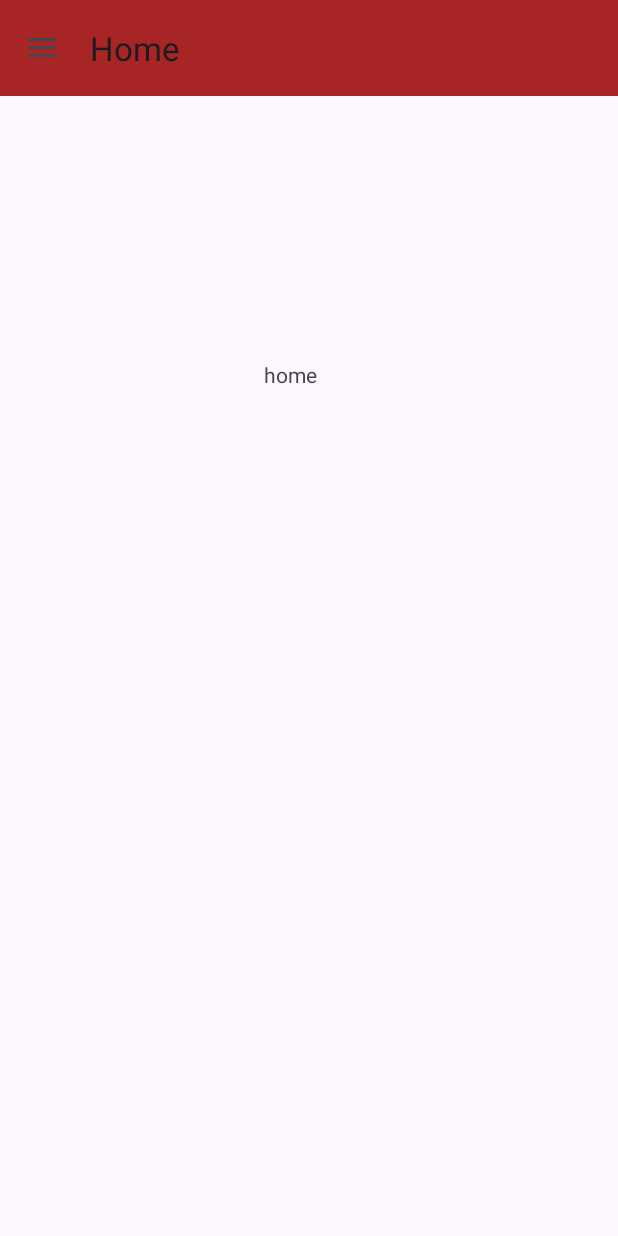
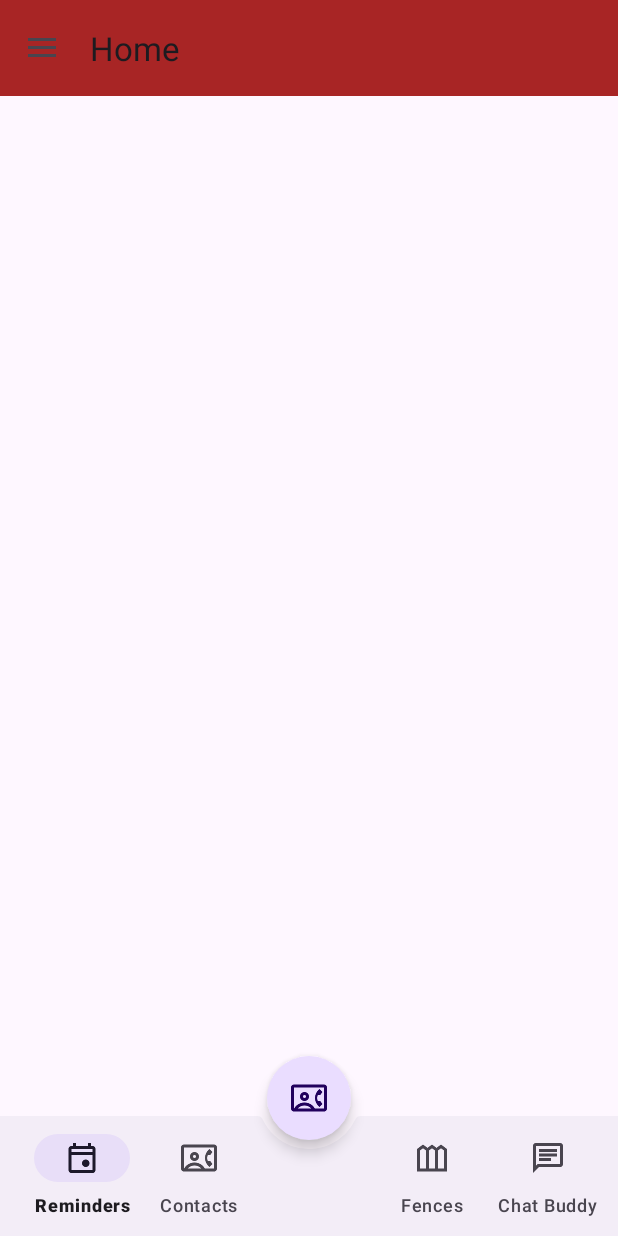
Before and after one commit to Seranie/MindCare, an Android app: the Home screen opened directly, with no data from a screen before it, on a phone screen of 412 x 824 dp. Run offline under Robolectric (Android 15) with nearby library versions, the phone set to English and light mode, and no system bars; our stand-ins replace navigation-ui; 4 statements that could not run were skipped.

Commit message:
HOW ABOUT I JUST MAKE FLAT LAYOUTS MAN

```diff
--- a/app/src/main/java/com/example/tutorial_menu/GuideTab.java
+++ b/app/src/main/java/com/example/tutorial_menu/GuideTab.java
@@ -21,8 +21,7 @@ public class GuideTab extends Fragment {
 
     @Override
     public View onCreateView(LayoutInflater inflater, ViewGroup container, Bundle savedInstanceState){
-        view = inflater.inflate(R.layout.guide_tab, container, false);
-        return view;
+        return inflater.inflate(R.layout.guide_tab, container, false);
     }
 
     @Override
--- a/app/src/main/java/com/example/tutorial_menu/Home.java
+++ b/app/src/main/java/com/example/tutorial_menu/Home.java
@@ -1,9 +1,57 @@
 package com.example.tutorial_menu;
 
+import android.os.Bundle;
+import android.view.LayoutInflater;
+import android.view.View;
+import android.view.ViewGroup;
+
+import androidx.annotation.NonNull;
+import androidx.annotation.Nullable;
 import androidx.fragment.app.Fragment;
+import androidx.recyclerview.widget.LinearLayoutManager;
+import androidx.recyclerview.widget.RecyclerView;
+
+import java.util.ArrayList;
+import java.util.List;
+
+
+
 //TODO change to appropriate tool instead of a generic home
-public class Home extends Fragment {
-    public Home(){
-        super(R.layout.home);
+public class Home extends Fragment{
+    private List<RemindersGroupItem> remindersGroupItems;
+    RecyclerView reminderItemsRecyclerView;
+
+    @Nullable
+    @Override
+    public View onCreateView(@NonNull LayoutInflater inflater, @Nullable ViewGroup container, @Nullable Bundle savedInstanceState) {
+        return inflater.inflate(R.layout.home, container,false);
+    }
+
+    @Override
+    public void onViewCreated(@NonNull View view, @Nullable Bundle savedInstanceState) {
+        super.onViewCreated(view, savedInstanceState);
+        RecyclerView groupItemsRecyclerView = view.findViewById(R.id.reminders_group_recyclerview);
+        RecyclerView reminderItemsRecyclerView = view.findViewById(R.id.reminders_reminder_recyclerview);
+
+        //TODO will eventually change to using data dynamically called from user account's data in database
+        remindersGroupItems = new ArrayList<>();
+        RemindersReminderItem remindersReminderItem = new RemindersReminderItem();
+        remindersReminderItem.setTitle("Do something");
+        remindersReminderItem.setNote("On someday");
+        //TODO groups will also have data dynamically called from database
+        remindersGroupItems.add(new RemindersGroupItem(
+                R.drawable.chat_buddy_icon,
+                R.string.reminders_group_name
+        ));
+
+        List<RemindersReminderItem> remindersReminderItems = new ArrayList<>();
+        remindersReminderItems.add(remindersReminderItem);
+
+        groupItemsRecyclerView.setAdapter(new RemindersGroupAdapter(remindersGroupItems));
+        groupItemsRecyclerView.setLayoutManager(new LinearLayoutManager(getContext(), LinearLayoutManager.HORIZONTAL, false));
+
+        RemindersReminderAdapter remindersReminderAdapter = new RemindersReminderAdapter(remindersReminderItems);
+        reminderItemsRecyclerView.setAdapter(remindersReminderAdapter);
+        reminderItemsRecyclerView.setLayoutManager(new LinearLayoutManager(getContext()));
     }
 }
--- /dev/null
+++ b/app/src/main/java/com/example/tutorial_menu/RemindersGroupItem.java
@@ -0,0 +1,40 @@
+package com.example.tutorial_menu;
+
+import java.util.List;
+
+public class RemindersGroupItem {
+    //TODO incomplete class, carrys data of each group in the reminders tab
+    private int mImageSource;
+    private int mNameSource;
+    private List<RemindersReminderItem> mRemindersReminderItems;
+
+    public RemindersGroupItem(int imageSource, int nameSource){
+        this.mImageSource = imageSource;
+        this.mNameSource = nameSource;
+    }
+
+
+    public int getNameSource() {
+        return mNameSource;
+    }
+
+    public void setNameSource(int mNameSource) {
+        this.mNameSource = mNameSource;
+    }
+
+    public int getImageSource() {
+        return mImageSource;
+    }
+
+    public void setImageSource(int mImageSource) {
+        this.mImageSource = mImageSource;
+    }
+
+    public List<RemindersReminderItem> getRemindersReminderItems() {
+        return mRemindersReminderItems;
+    }
+
+    public void setRemindersReminderItems(RemindersReminderItem remindersReminderItems) {
+        this.mRemindersReminderItems.add(remindersReminderItems);
+    }
+}
--- /dev/null
+++ b/app/src/main/java/com/example/tutorial_menu/RemindersReminderItem.java
@@ -0,0 +1,28 @@
+package com.example.tutorial_menu;
+
+import android.widget.TextView;
+
+public class RemindersReminderItem {
+    //TODO incomplete class, represents a single reminder in the reminders tool
+
+    private String mTitle;
+    private String mNote;
+
+    public String getNote() {
+        return mNote;
+    }
+
+    public void setNote(String mNote) {
+        this.mNote = mNote;
+    }
+
+    public String getTitle() {
+        return mTitle;
+    }
+
+    public void setTitle(String mTitle) {
+        this.mTitle = mTitle;
+    }
+
+
+}
--- a/app/src/main/res/layout/activity_main.xml
+++ b/app/src/main/res/layout/activity_main.xml
@@ -40,6 +40,8 @@
                 tools:layout="@layout/home" />
         </FrameLayout>
 
+
+
     </androidx.coordinatorlayout.widget.CoordinatorLayout>
 
 
--- a/app/src/main/res/layout/home.xml
+++ b/app/src/main/res/layout/home.xml
@@ -1,20 +1,44 @@
 <?xml version="1.0" encoding="utf-8"?>
-<androidx.constraintlayout.widget.ConstraintLayout xmlns:android="http://schemas.android.com/apk/res/android"
+<androidx.coordinatorlayout.widget.CoordinatorLayout xmlns:android="http://schemas.android.com/apk/res/android"
     xmlns:app="http://schemas.android.com/apk/res-auto"
     xmlns:tools="http://schemas.android.com/tools"
     android:id="@+id/home_tab_fragment"
     android:layout_width="match_parent"
     android:layout_height="match_parent">
 
-    <TextView
-        android:id="@+id/textView3"
+    <androidx.viewpager2.widget.ViewPager2
+        android:layout_width="match_parent"
+        android:layout_height="match_parent" />
+
+    <com.google.android.material.bottomappbar.BottomAppBar
+        android:id="@+id/bottom_app_bar"
+        style="@style/Widget.Material3.BottomAppBar"
+        android:layout_width="match_parent"
+        android:layout_height="wrap_content"
+        android:layout_gravity="bottom"
+        app:fabAlignmentMode="center"
+        app:fabAnchorMode="cradle"
+        app:hideOnScroll="true"
+        app:paddingBottomSystemWindowInsets="false">
+
+
+        <com.google.android.material.bottomnavigation.BottomNavigationView
+            android:id="@+id/bottom_navigation_view"
+            android:layout_width="match_parent"
+            android:layout_height="wrap_content"
+            android:background="#00FFFFFF"
+            app:labelVisibilityMode="labeled"
+            app:menu="@menu/bottom_navigation_menu" />
+    </com.google.android.material.bottomappbar.BottomAppBar>
+
+    <com.google.android.material.floatingactionbutton.FloatingActionButton
         android:layout_width="wrap_content"
         android:layout_height="wrap_content"
-        android:layout_marginStart="176dp"
-        android:layout_marginTop="176dp"
-        android:text="home"
-        app:layout_constraintStart_toStartOf="parent"
-        app:layout_constraintTop_toTopOf="parent" />
-</androidx.constraintlayout.widget.ConstraintLayout>
+        android:contentDescription="Perform main action"
+        android:src="@drawable/contacts_icon"
+        app:layout_anchor="@id/bottom_app_bar"
+        app:layout_anchorGravity="center"
+        app:shapeAppearanceOverlay="@style/CustomFABShape" />
+</androidx.coordinatorlayout.widget.CoordinatorLayout>
 
 <!--TODO change to appropriate tool instead of generic home-->
--- /dev/null
+++ b/app/src/main/res/menu/bottom_navigation_menu.xml
@@ -0,0 +1,31 @@
+<?xml version="1.0" encoding="utf-8"?>
+<menu xmlns:android="http://schemas.android.com/apk/res/android"
+    xmlns:app="http://schemas.android.com/apk/res-auto">
+    <item
+        android:id="@+id/reminders_tab"
+        android:icon="@drawable/reminders_icon"
+        android:title="Reminders"
+        app:showAsAction="ifRoom"/>
+    <item
+        android:id="@+id/contacts_tab"
+        android:icon="@drawable/contacts_icon"
+        android:title="Contacts"
+        app:showAsAction="ifRoom"/>
+
+    <item
+        android:title=""
+        app:showAsAction="always"
+        android:checkable="false"
+        android:checked="false"/>
+
+    <item
+        android:id="@+id/fences_tab"
+        android:icon="@drawable/fences_icon"
+        android:title="Fences"
+        app:showAsAction="ifRoom"/>
+    <item
+        android:id="@+id/chat_buddy_tab"
+        android:icon="@drawable/chat_buddy_icon"
+        android:title="Chat Buddy"
+        app:showAsAction="ifRoom"/>
+</menu>
--- a/app/src/main/res/values/strings.xml
+++ b/app/src/main/res/values/strings.xml
@@ -118,4 +118,9 @@
     <string name="docs_card4_description3">
         You can also reset the chat if necessary.
     </string>
+
+
+    <string name="reminders_group_name">Group 1</string>
+    <string name="reminders_reminder_title">Do something</string>
+    <string name="reminders_reminder_note">Remember something</string>
 </resources>
--- /dev/null
+++ b/app/src/main/res/values/styles.xml
@@ -0,0 +1,8 @@
+<?xml version="1.0" encoding="utf-8"?>
+<resources>
+    <!-- Define the shape appearance -->
+    <style name="CustomFABShape" parent="ShapeAppearance.MaterialComponents.SmallComponent">
+        <item name="cornerFamily">rounded</item>
+        <item name="cornerSize">50%</item> <!-- Adjust corner size as needed -->
+    </style>
+</resources>
```
Also changed, not shown: app/src/main/java/com/example/tutorial_menu/RemindersGroupAdapter.java (added, +57 -0 lines), app/src/main/java/com/example/tutorial_menu/RemindersReminderAdapter.java (added, +56 -0 lines), app/src/main/res/drawable/fab_shape_drawable.xml (added, +10 -0 lines), app/src/main/res/layout/reminders.xml (added, +18 -0 lines), app/src/main/res/layout/reminders_group_item.xml (added, +21 -0 lines), app/src/main/res/layout/reminders_reminder_item.xml (added, +41 -0 lines), app/src/main/res/menu/reminders_options_menu.xml (added, +8 -0 lines), app/src/main/res/drawable/chat_buddy_icon.png (added), app/src/main/res/drawable/contacts_icon.png (added), app/src/main/res/drawable/fences_icon.png (added), app/src/main/res/drawable/reminders_icon.png (added).
